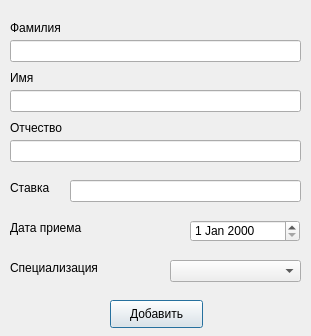
This is ui/add_employee.ui in Tr0ub1e/Izbushka as Qt 5 draws it before an edit. The edited form follows.
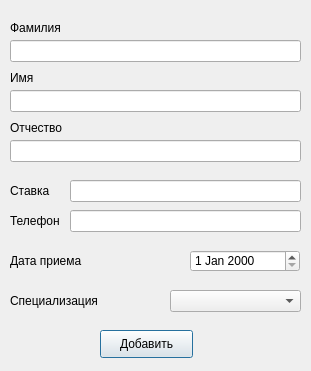
This is the edited form.

Patch:
```diff
--- a/ui/add_employee.ui
+++ b/ui/add_employee.ui
@@ -7,7 +7,7 @@
     <x>0</x>
     <y>0</y>
     <width>311</width>
-    <height>336</height>
+    <height>371</height>
    </rect>
   </property>
   <property name="windowTitle">
@@ -16,8 +16,8 @@
   <widget class="QPushButton" name="pushButton">
    <property name="geometry">
     <rect>
-     <x>110</x>
-     <y>300</y>
+     <x>100</x>
+     <y>330</y>
      <width>93</width>
      <height>28</height>
     </rect>
@@ -43,7 +43,7 @@
    <property name="geometry">
     <rect>
      <x>190</x>
-     <y>220</y>
+     <y>250</y>
      <width>110</width>
      <height>22</height>
     </rect>
@@ -53,9 +53,9 @@
    <property name="geometry">
     <rect>
      <x>10</x>
-     <y>220</y>
+     <y>250</y>
      <width>161</width>
-     <height>16</height>
+     <height>21</height>
     </rect>
    </property>
    <property name="text">
@@ -68,7 +68,7 @@
      <x>10</x>
      <y>180</y>
      <width>55</width>
-     <height>16</height>
+     <height>21</height>
     </rect>
    </property>
    <property name="text">
@@ -98,9 +98,9 @@
    <property name="geometry">
     <rect>
      <x>10</x>
-     <y>260</y>
+     <y>290</y>
      <width>101</width>
-     <height>16</height>
+     <height>21</height>
     </rect>
    </property>
    <property name="text">
@@ -111,7 +111,7 @@
    <property name="geometry">
     <rect>
      <x>170</x>
-     <y>260</y>
+     <y>290</y>
      <width>131</width>
      <height>22</height>
     </rect>
@@ -173,6 +173,38 @@
     </rect>
    </property>
   </widget>
+  <widget class="QLabel" name="label_7">
+   <property name="geometry">
+    <rect>
+     <x>10</x>
+     <y>210</y>
+     <width>61</width>
+     <height>21</height>
+    </rect>
+   </property>
+   <property name="text">
+    <string>Телефон</string>
+   </property>
+  </widget>
+  <widget class="QLineEdit" name="phoneEdit">
+   <property name="geometry">
+    <rect>
+     <x>70</x>
+     <y>210</y>
+     <width>231</width>
+     <height>22</height>
+    </rect>
+   </property>
+   <property name="inputMask">
+    <string/>
+   </property>
+   <property name="text">
+    <string/>
+   </property>
+   <property name="maxLength">
+    <number>32767</number>
+   </property>
+  </widget>
  </widget>
  <resources/>
  <connections/>
```
